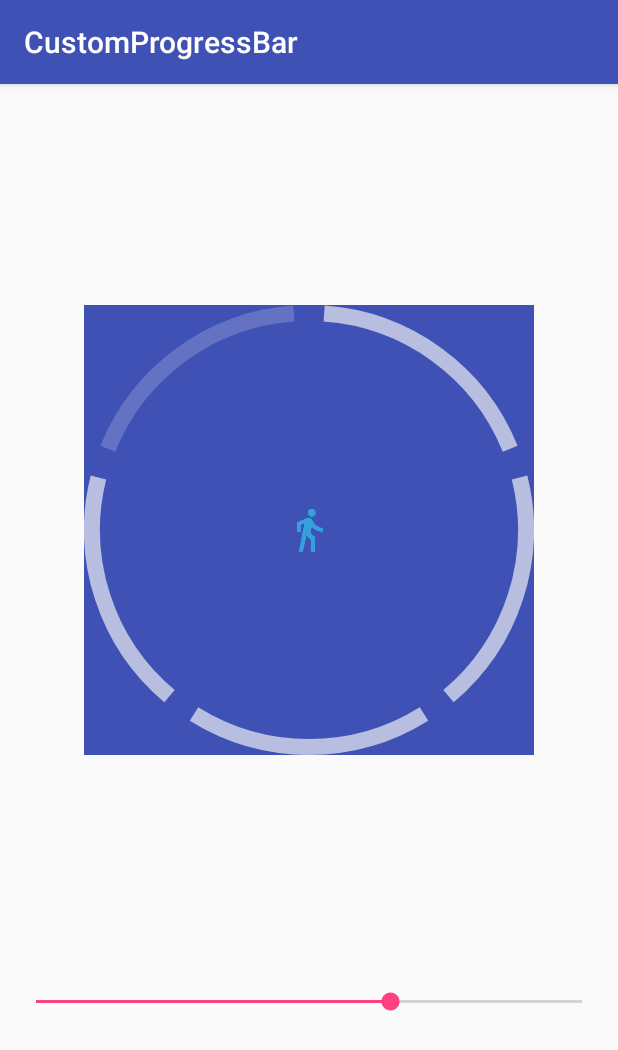
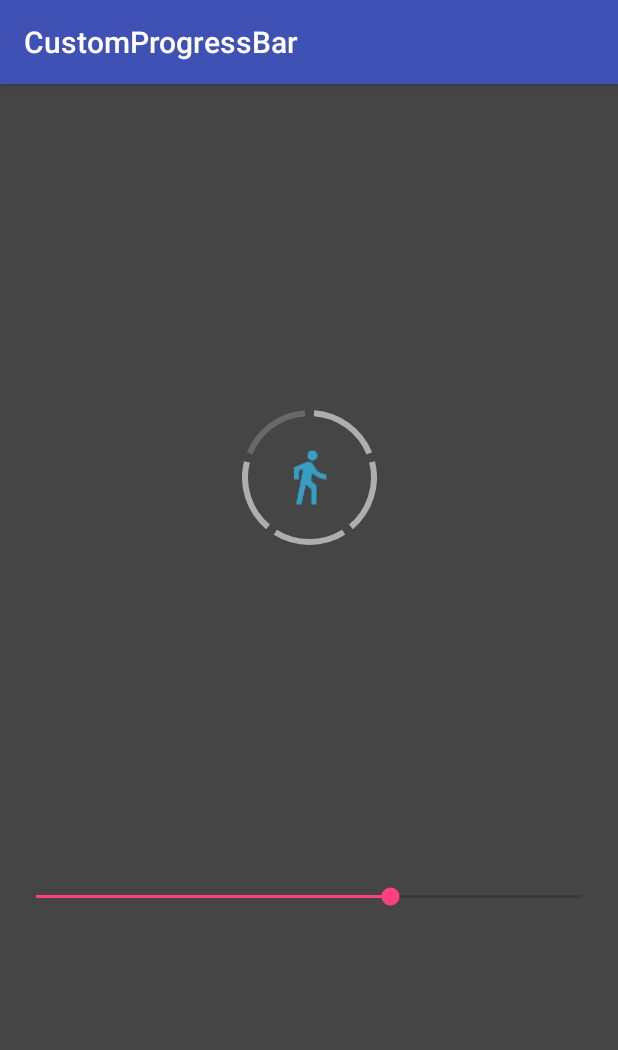
Before and after one commit to We-con/CircularProgressBar, an Android app: the screen it shows after launch (MainActivity), on a phone screen of 412 x 824 dp. Shown: the top 1050 px of the screen. Run offline under Robolectric (Android 15) with nearby library versions, the phone set to English and light mode, and no system bars.

Commit message:
Fix Attr
Partial값을 몇개의 부분으로 나눌지 정수형으로 입력받도록 했습니다.

```diff
--- a/app/src/main/java/com/example/lf_wannabe/customprogressbar/CircularProgressBar.kt
+++ b/app/src/main/java/com/example/lf_wannabe/customprogressbar/CircularProgressBar.kt
@@ -1,11 +1,13 @@
 package com.example.lf_wannabe.customprogressbar
 
 import android.content.Context
+import android.content.ReceiverCallNotAllowedException
 import android.content.res.TypedArray
 import android.graphics.*
 import android.graphics.drawable.Drawable
 import android.util.AttributeSet
 import android.util.Log
+import android.util.TypedValue
 import android.view.View
 
 /**
@@ -13,18 +15,27 @@ import android.view.View
  */
 class CircularProgressBar : View {
 
-    private var intervalAngle = 8f
-    private var progressAngle = 64f
-    private var strokeWidth: Float = resources.getDimension(R.dimen.default_stroke_width)
-    private var color: Int = Color.BLACK
-    private var unselectedColor: Int = Color.WHITE
-    private var startAngle:Float = -90f
-    private lateinit var rectF: RectF
     private lateinit var selectedBarPaint: Paint
     private lateinit var unselectedBarPaint: Paint
+    private var intervalAngle = 8f
+    private var partialAngle = 64f
+    private var strokeWidth = 12f
+    private var icon: Drawable? = null
 
-    private var bgImg: Drawable? = null
+    private var viewRectF: RectF = RectF()
+    private var iconRectF: RectF = RectF()
 
+    var progress: Int = 0
+        set(value) {
+            var part = (360/(intervalAngle+partialAngle)).toInt()
+            for (i in 1 until part+1){
+                if(value <= 100/part*i){
+                    field = i
+                    break
+                }
+            }
+            invalidate()
+        }
 
     constructor(context: Context) : super(context) {
         init(context, null)
@@ -38,40 +49,39 @@ class CircularProgressBar : View {
         init(context, attrs)
     }
 
-    var progress: Int = 0
-        set(value) {
-            var part = (360/(intervalAngle+progressAngle)).toInt()
-            for (i in 1 until part+1){
-                if(value <= 100/part*i){
-                    field = i
-                    break
-                }
-            }
-            invalidate()
-        }
 
     private fun init(context: Context, attrs: AttributeSet?) {
-        rectF = RectF()
+
         var typedArray: TypedArray = context.theme.obtainStyledAttributes(attrs, R.styleable.CP, 0, 0)
+        var selectedColor: Int
+        var unselectedColor: Int
 
         try {
-            progress = typedArray.getInt(R.styleable.CP_progress, progress)
-            strokeWidth  = typedArray.getDimension(R.styleable.CP_progressbar_width,strokeWidth)
-            color = typedArray.getColor(R.styleable.CP_progressbar_color, color)
-            unselectedColor = typedArray.getColor(R.styleable.CP_progressbar_unselectedcolor, unselectedColor)
-            intervalAngle = typedArray.getFloat(R.styleable.CP_progressbar_interval, intervalAngle)
-            progressAngle = typedArray.getFloat(R.styleable.CP_progressbar_partial, progressAngle)
-            bgImg = typedArray.getDrawable(R.styleable.CP_progressbar_bgimg)
+            progress = typedArray.getInt(R.styleable.CP_progress, 0)
+            strokeWidth = typedArray.getDimension(R.styleable.CP_progressbar_stroke_width, 12f)
+            intervalAngle = typedArray.getFloat(R.styleable.CP_progressbar_interval, 8f)
+            typedArray.getFloat(R.styleable.CP_progressbar_partial, 5f).let {
+                partialAngle = 360/it - intervalAngle
+            }
+
+            icon = typedArray.getDrawable(R.styleable.CP_progressbar_icon_src)
+            var iconWidth = typedArray.getDimension(R.styleable.CP_progressbar_icon_width, 40f)
+            var iconHeight = typedArray.getDimension(R.styleable.CP_progressbar_icon_height, 40f)
+            iconRectF.set(0f, 0f, iconWidth, iconHeight)
+
+            selectedColor = typedArray.getColor(R.styleable.CP_progressbar_selected_color, Color.GRAY)
+            unselectedColor = typedArray.getColor(R.styleable.CP_progressbar_unselected_color, Color.BLACK)
+
         } finally {
             typedArray.recycle()
         }
 
-        selectedBarPaint = Paint(Paint.ANTI_ALIAS_FLAG)
-        selectedBarPaint.color = color
+        selectedBarPaint = Paint();
+        selectedBarPaint.color = selectedColor
         selectedBarPaint.style = Paint.Style.STROKE
         selectedBarPaint.strokeWidth = strokeWidth
 
-        unselectedBarPaint = Paint(Paint.ANTI_ALIAS_FLAG)
+        unselectedBarPaint = Paint();
         unselectedBarPaint.color = unselectedColor
         unselectedBarPaint.style = Paint.Style.STROKE
         unselectedBarPaint.strokeWidth = strokeWidth
@@ -80,18 +90,19 @@ class CircularProgressBar : View {
     override fun onDraw(canvas: Canvas?) {
         super.onDraw(canvas)
 
-        bgImg?. let {
-            it.setBounds((rectF.centerX() - it.intrinsicWidth/2).toInt(),
-                    (rectF.centerY() - it.intrinsicHeight/2).toInt(),
-                    (rectF.centerX() - it.intrinsicWidth/2).toInt() + it.intrinsicWidth,
-                    (rectF.centerY() - it.intrinsicHeight/2).toInt() + it.intrinsicHeight)
+        icon?. let {
+            it.setBounds((viewRectF.centerX() - iconRectF.width()/2).toInt(),
+                    (viewRectF.centerY() - iconRectF.height()/2).toInt(),
+                    (viewRectF.centerX() - iconRectF.width()/2).toInt() + iconRectF.width().toInt(),
+                    (viewRectF.centerY() - iconRectF.height()/2).toInt() + iconRectF.height().toInt())
             it.draw(canvas)
         }
 
-        for ( i in 0 until (360/(intervalAngle+progressAngle)).toInt()){
-            canvas!!.drawArc(rectF,
-                    startAngle + intervalAngle/2 + (intervalAngle+progressAngle)*i,
-                    progressAngle,
+        for ( i in 0 until (360/(intervalAngle+partialAngle)).toInt()){
+            Log.i("MangoB-Progress", "index : $i $intervalAngle $partialAngle")
+            canvas!!.drawArc(viewRectF,
+                    -90f + intervalAngle/2 + (intervalAngle+partialAngle)*i,
+                    partialAngle,
                     false,
                     if(i<progress) selectedBarPaint else unselectedBarPaint)
         }
@@ -104,6 +115,6 @@ class CircularProgressBar : View {
         val min = Math.min(width, height)
         setMeasuredDimension(min, min)
 
-        rectF.set(0 + strokeWidth/2, 0 + strokeWidth/2, min - strokeWidth/2, min - strokeWidth/2)
+        viewRectF.set(0 + strokeWidth/2, 0 + strokeWidth/2, min - strokeWidth/2, min - strokeWidth/2)
     }
 }
--- a/app/src/main/res/layout/activity_main.xml
+++ b/app/src/main/res/layout/activity_main.xml
@@ -2,30 +2,34 @@
 <android.support.constraint.ConstraintLayout xmlns:android="http://schemas.android.com/apk/res/android"
     xmlns:app="http://schemas.android.com/apk/res-auto"
     xmlns:tools="http://schemas.android.com/tools"
-
     android:layout_width="match_parent"
     android:layout_height="match_parent"
+    android:background="#454545"
     tools:context="com.example.lf_wannabe.customprogressbar.MainActivity">
 
     <com.example.lf_wannabe.customprogressbar.CircularProgressBar
         xmlns:cp="http://schemas.android.com/apk/res/com.example.lf_wannabe.customprogressbar"
         android:id="@+id/cp"
-        android:layout_width="300dp"
-        android:layout_height="300dp"
+        android:layout_width="90dp"
+        android:layout_height="90dp"
         android:layout_marginBottom="8dp"
         android:layout_marginEnd="8dp"
         android:layout_marginStart="8dp"
         android:layout_marginTop="8dp"
-        android:background="@color/colorPrimary"
+        android:background="#00000000"
         app:layout_constraintBottom_toTopOf="@+id/seekBarProgress"
         app:layout_constraintEnd_toEndOf="parent"
         app:layout_constraintStart_toStartOf="parent"
         app:layout_constraintTop_toTopOf="parent"
         cp:progress="65"
-        cp:progressbar_color="#aaf5f5f5"
-        cp:progressbar_width="16px"
-        cp:progressbar_bgimg="@drawable/ic_action_bgimg"
-        cp:progressbar_unselectedcolor="#33f5f5f5"/>
+        cp:progressbar_selected_color="@color/progressSelected"
+        cp:progressbar_unselected_color="@color/progressUnselected"
+        cp:progressbar_stroke_width="@dimen/progressBarStroke"
+        cp:progressbar_icon_src="@drawable/ic_action_bgimg"
+        cp:progressbar_icon_width="@dimen/progressBarIconArea"
+        cp:progressbar_icon_height="@dimen/progressBarIconArea"
+        cp:progressbar_interval="@dimen/progressBarInterval"
+        cp:progressbar_partial="@dimen/progressBarPartial" />
 
     <SeekBar
         android:id="@+id/seekBarProgress"
--- a/app/src/main/res/values/attrs.xml
+++ b/app/src/main/res/values/attrs.xml
@@ -2,11 +2,16 @@
 <resources>
     <declare-styleable name="CP">
         <attr name="progress" format="integer" />
-        <attr name="progressbar_color" format="color" />
-        <attr name="progressbar_unselectedcolor" format="color" />
-        <attr name="progressbar_width" format="dimension" />
-        <attr name="progressbar_bgimg" format="reference|integer" />
+        <attr name="progressbar_selected_color" format="color" />
+        <attr name="progressbar_unselected_color" format="color" />
+
+        <attr name="progressbar_stroke_width" format="dimension" />"
+
+        <attr name="progressbar_icon_src" format="reference|integer" />
+        <attr name="progressbar_icon_width" format="float" />
+        <attr name="progressbar_icon_height" format="float" />
+
         <attr name="progressbar_interval" format="float" />
-        <attr name="progressbar_partial" format="float" />
+        <attr name="progressbar_partial" format="integer" />
     </declare-styleable>
 </resources>
--- a/app/src/main/res/values/colors.xml
+++ b/app/src/main/res/values/colors.xml
@@ -4,4 +4,7 @@
     <color name="colorPrimaryDark">#303F9F</color>
     <color name="colorAccent">#FF4081</color>
     <color name="defaultColor">#f5f5f5</color>
+
+    <color name="progressSelected">#99f5f5f5</color>
+    <color name="progressUnselected">#33f5f5f5</color>
 </resources>
--- a/app/src/main/res/values/dimens.xml
+++ b/app/src/main/res/values/dimens.xml
@@ -1,4 +1,9 @@
 <?xml version="1.0" encoding="utf-8"?>
 <resources>
     <dimen name="default_stroke_width">7dp</dimen>
+
+    <dimen name="progressBarStroke">4dp</dimen>
+    <dimen name="progressBarIconArea">40dp</dimen>
+    <dimen name="progressBarPartial">5</dimen>
+    <dimen name="progressBarInterval">8</dimen>
 </resources>
```
